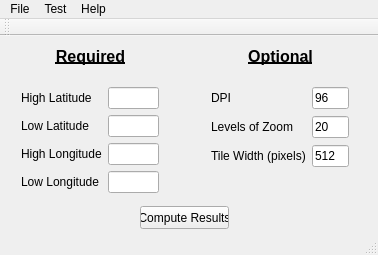
First picture: the form in mainwindow.ui, repository bpass/TileCache, before the edit.
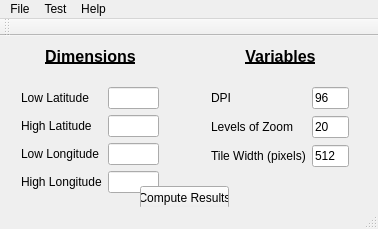
Second picture: the form after the edit. Icons and pictures are not drawn.

Commit message: Longitudes spanning the date line now work correctly.  Added functionality to see central latitude needed for given map scales.

What changed in the file:
```diff
--- a/mainwindow.ui
+++ b/mainwindow.ui
@@ -7,7 +7,7 @@
     <x>0</x>
     <y>0</y>
     <width>378</width>
-    <height>255</height>
+    <height>229</height>
    </rect>
   </property>
   <property name="windowTitle">
@@ -24,41 +24,34 @@
       <x>10</x>
       <y>40</y>
       <width>160</width>
-      <height>132</height>
+      <height>137</height>
      </rect>
     </property>
     <layout class="QFormLayout" name="formLayout">
-     <item row="1" column="0">
+     <item row="2" column="0">
       <widget class="QLabel" name="highLatLabel">
        <property name="text">
         <string>High Latitude</string>
        </property>
       </widget>
      </item>
-     <item row="1" column="1">
+     <item row="2" column="1">
       <widget class="QLineEdit" name="highLatBox"/>
      </item>
-     <item row="2" column="1">
-      <widget class="QLineEdit" name="lowLatBox"/>
-     </item>
-     <item row="2" column="0">
+     <item row="1" column="0">
       <widget class="QLabel" name="lowLatLabel">
        <property name="text">
         <string>Low Latitude</string>
        </property>
       </widget>
      </item>
+     <item row="1" column="1">
+      <widget class="QLineEdit" name="lowLatBox"/>
+     </item>
      <item row="3" column="1">
-      <widget class="QLineEdit" name="highLongBox"/>
+      <widget class="QLineEdit" name="lowLongBox"/>
      </item>
      <item row="3" column="0">
-      <widget class="QLabel" name="highLongLabel">
-       <property name="text">
-        <string>High Longitude</string>
-       </property>
-      </widget>
-     </item>
-     <item row="4" column="0">
       <widget class="QLabel" name="lowLongLabel">
        <property name="text">
         <string>Low Longitude</string>
@@ -66,7 +59,14 @@
       </widget>
      </item>
      <item row="4" column="1">
-      <widget class="QLineEdit" name="lowLongBox"/>
+      <widget class="QLineEdit" name="highLongBox"/>
+     </item>
+     <item row="4" column="0">
+      <widget class="QLabel" name="highLongLabel">
+       <property name="text">
+        <string>High Longitude</string>
+       </property>
+      </widget>
      </item>
     </layout>
    </widget>
@@ -148,7 +148,7 @@
      </font>
     </property>
     <property name="text">
-     <string>Required</string>
+     <string>Dimensions</string>
     </property>
     <property name="alignment">
      <set>Qt::AlignCenter</set>
@@ -172,7 +172,7 @@
      </font>
     </property>
     <property name="text">
-     <string>Optional</string>
+     <string>Variables</string>
     </property>
     <property name="alignment">
      <set>Qt::AlignCenter</set>
@@ -182,7 +182,7 @@
     <property name="geometry">
      <rect>
       <x>140</x>
-      <y>170</y>
+      <y>150</y>
       <width>89</width>
       <height>23</height>
      </rect>
```
Left out of the diff: 8 changed lines with no effect on the pictures. The commit also changes 7 other files.
